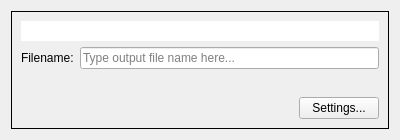
This is spinetoolbox/project_items/exporter/ui/export_list_item.ui in spine-tools/Spine-Toolbox as Qt 5 draws it before an edit. The edited form follows.
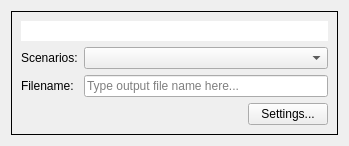
This is the edited form. Custom widgets are drawn as their Qt base class.

Commit message:
Add support for scenarios in Exporter
Enable support for scenarios and alternatives in Exporter project item.

Re #765

```diff
--- a/spinetoolbox/project_items/exporter/ui/export_list_item.ui
+++ b/spinetoolbox/project_items/exporter/ui/export_list_item.ui
@@ -18,8 +18,8 @@
    <rect>
     <x>0</x>
     <y>0</y>
-    <width>400</width>
-    <height>140</height>
+    <width>349</width>
+    <height>146</height>
    </rect>
   </property>
   <property name="windowTitle">
@@ -53,20 +53,34 @@
       </item>
       <item>
        <layout class="QFormLayout" name="formLayout">
-        <item row="0" column="0">
+        <item row="1" column="0">
          <widget class="QLabel" name="file_name_label">
           <property name="text">
            <string>Filename:</string>
           </property>
          </widget>
         </item>
-        <item row="0" column="1">
+        <item row="1" column="1">
          <widget class="PropertyQLineEdit" name="out_file_name_edit">
           <property name="placeholderText">
            <string>Type output file name here...</string>
           </property>
          </widget>
         </item>
+        <item row="0" column="0">
+         <widget class="QLabel" name="scenario_label">
+          <property name="text">
+           <string>Scenarios:</string>
+          </property>
+         </widget>
+        </item>
+        <item row="0" column="1">
+         <widget class="QComboBox" name="scenario_combo_box">
+          <property name="toolTip">
+           <string>Select scenario to export.</string>
+          </property>
+         </widget>
+        </item>
        </layout>
       </item>
       <item>
```
The commit also changes 13 other files.
